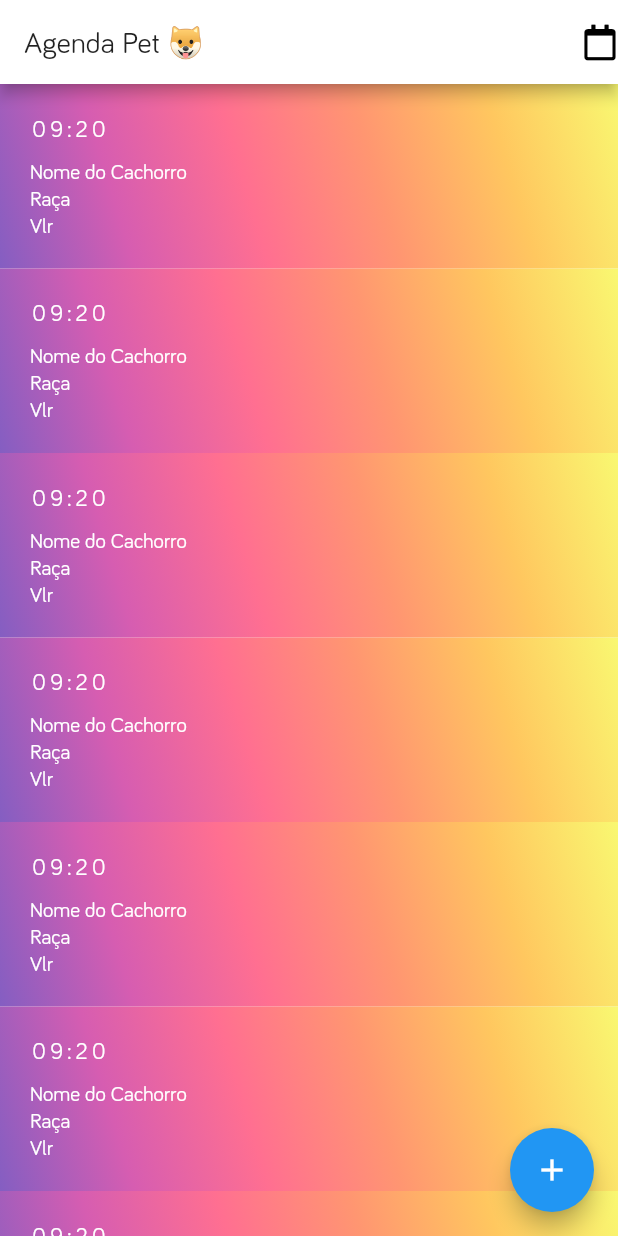
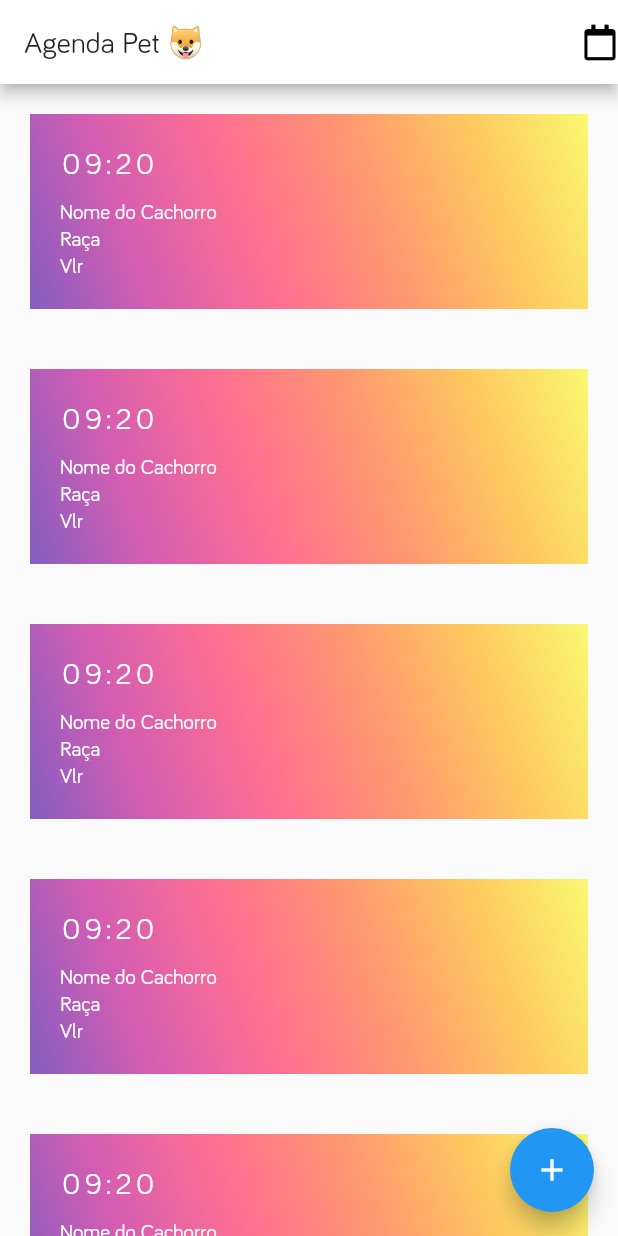
Before and after one commit to JMTheo/agenda-pet-mobile, a Flutter app: the screen it shows after launch, on a phone screen of 412 x 824 dp. Run offline on Flutter 3.47's test engine with Material 2 defaults, Android fonts, the phone set to English and light mode, and no system bars; our stand-ins replace font_awesome_flutter.

Commit message:
ajustando a margin dos cards

```diff
--- a/lib/componentes/card.dart
+++ b/lib/componentes/card.dart
@@ -9,6 +9,7 @@ class CardAgenda extends StatelessWidget {
   Widget build(BuildContext context) {
     return Expanded(
       child: Container(
+        margin: EdgeInsets.all(20.0),
         padding: EdgeInsets.all(20.0),
         decoration: BoxDecoration(
           gradient: LinearGradient(
--- a/lib/constantes.dart
+++ b/lib/constantes.dart
@@ -1,7 +1,7 @@
 import 'package:flutter/material.dart';
 
 final TextStyle kTituloHora = TextStyle(
-  fontSize: 15.0,
+  fontSize: 20.0,
   letterSpacing: 3.0,
 );
 
```
